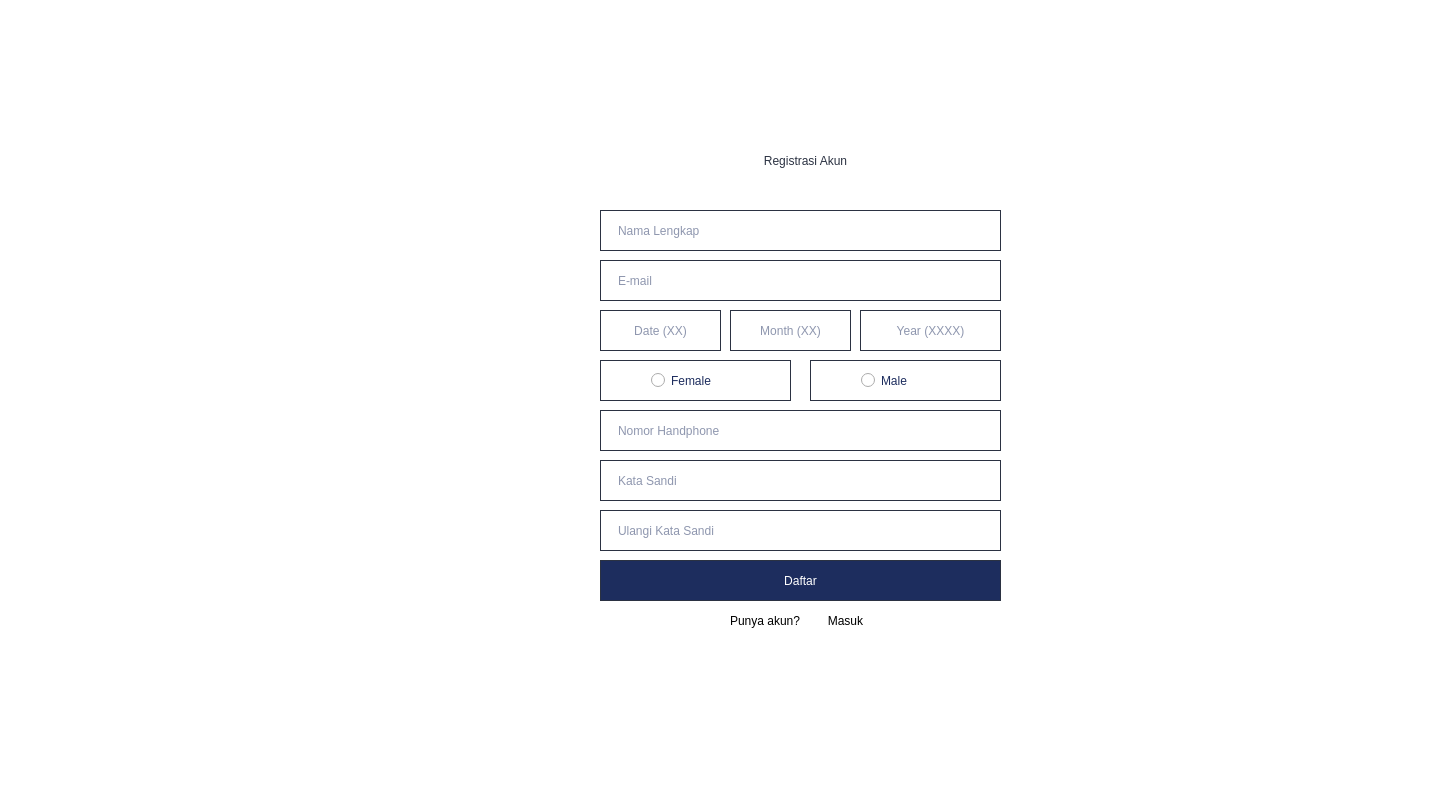
stellaribli/Tuciwir, file createacc.ui: the form before one commit.
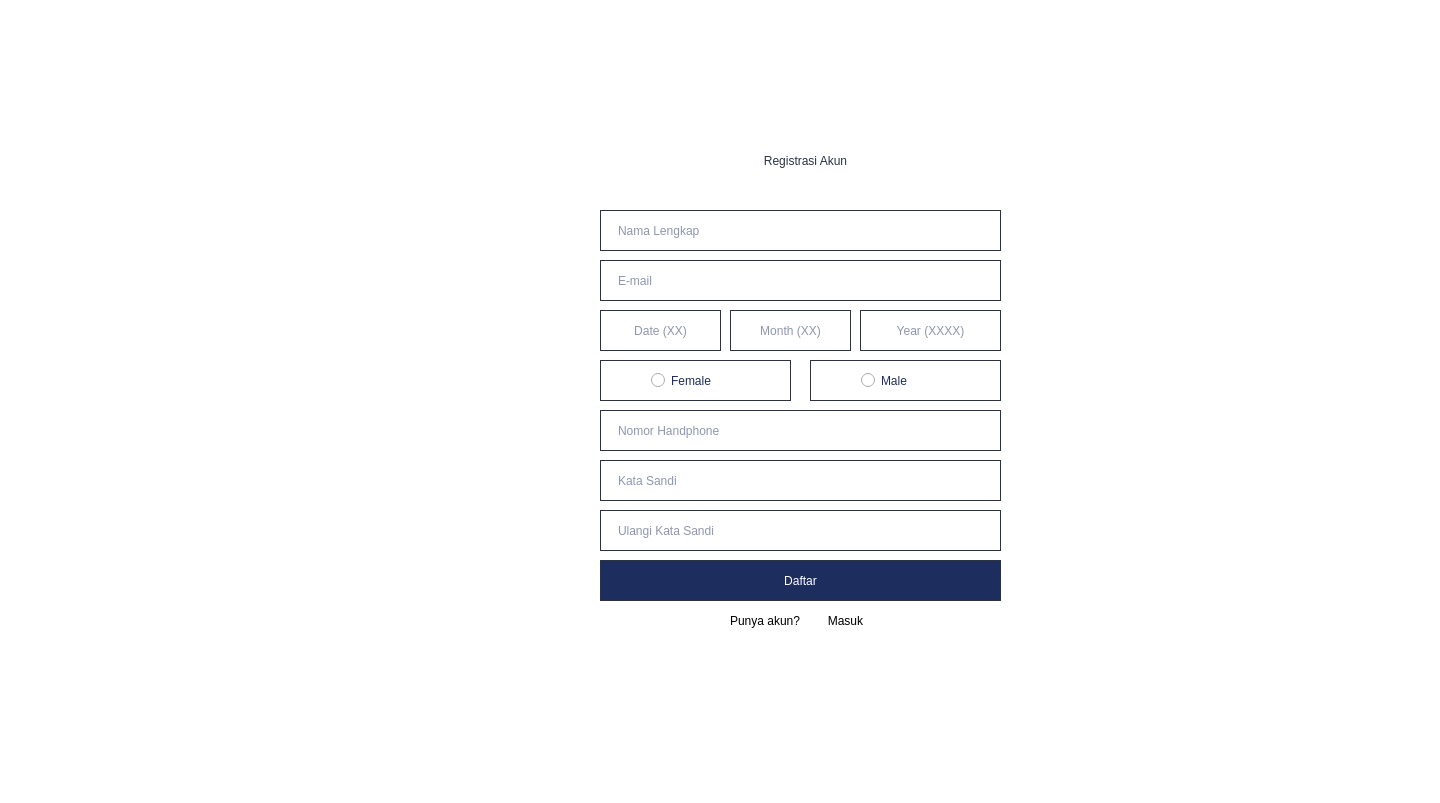
The form after the commit. Icons and pictures are not drawn.

```diff
--- a/createacc.ui
+++ b/createacc.ui
@@ -7,7 +7,7 @@
     <x>0</x>
     <y>0</y>
     <width>1440</width>
-    <height>805</height>
+    <height>803</height>
    </rect>
   </property>
   <property name="windowTitle">
```
